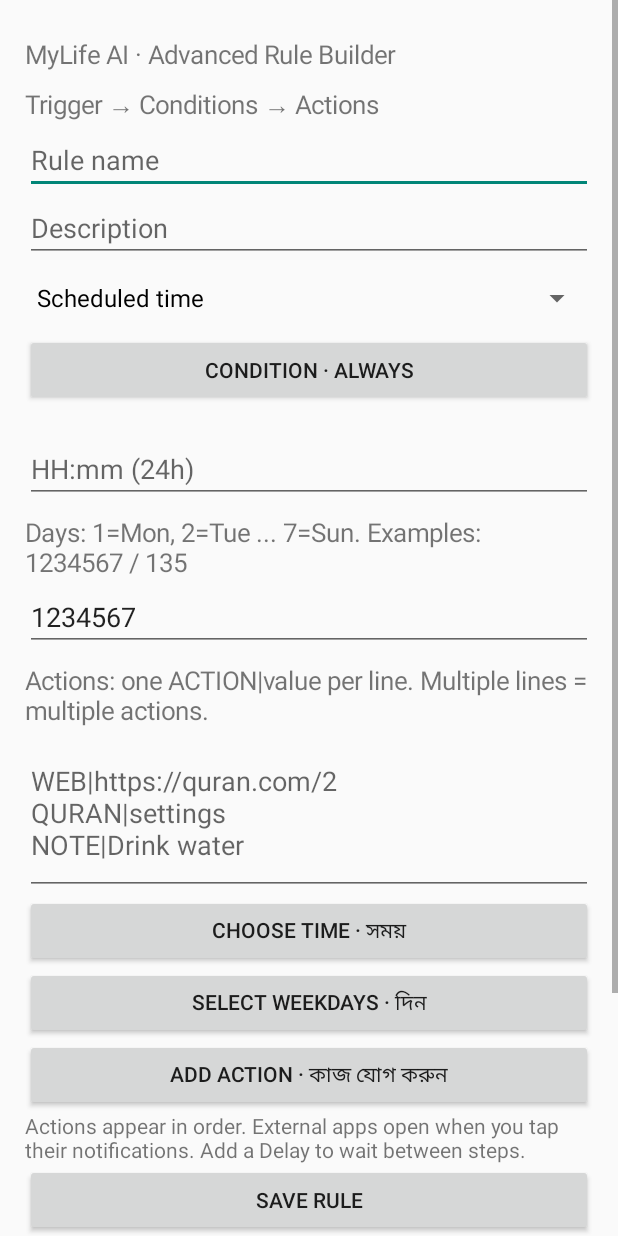
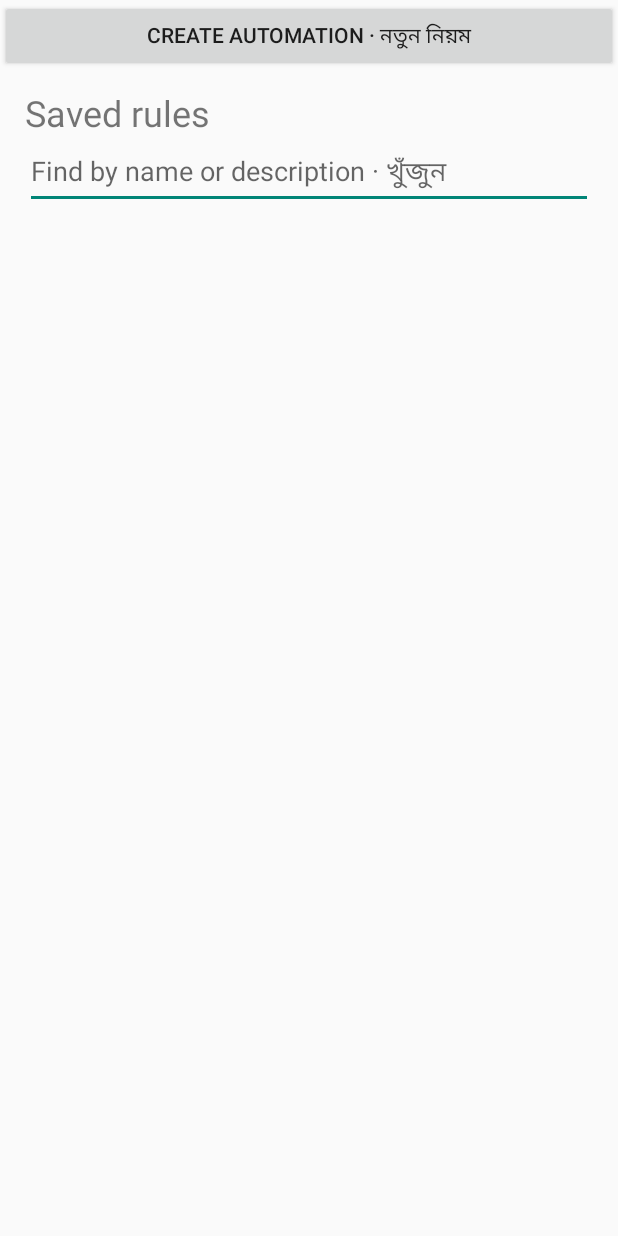
Before and after one commit to csgayeasinarafat-cmd/apk, an Android app: the AdvancedActivity screen opened directly, with no data from a screen before it, on a phone screen of 412 x 824 dp. Run offline under Robolectric (Android 15) with nearby library versions, the phone set to English and light mode, and no system bars; pictures from the network do not load.

Commit message:
Finish visual action ordering and folder-based rule management

```diff
--- a/app/src/main/java/com/mylife/agent/AdvancedActivity.kt
+++ b/app/src/main/java/com/mylife/agent/AdvancedActivity.kt
@@ -11,14 +11,25 @@ import android.widget.*
 class AdvancedActivity:Activity(){private var editing:Int?=null
  override fun onCreate(savedInstanceState:Bundle?){super.onCreate(savedInstanceState);AdvancedRules.seed(this);render()}
  private fun render(){val root=LinearLayout(this).apply{orientation=LinearLayout.VERTICAL;setPadding(25,25,25,25)}
- val scroll=ScrollView(this).apply{addView(root)};setContentView(scroll)
+ val shell=LinearLayout(this).apply{orientation=LinearLayout.VERTICAL}
+ val scroll=ScrollView(this).apply{addView(shell)};setContentView(scroll)
+ val toggle=Button(this);shell.addView(toggle);shell.addView(root)
+ val saved=LinearLayout(this).apply{orientation=LinearLayout.VERTICAL;setPadding(25,16,25,25)};shell.addView(saved)
+ fun showEditor(show:Boolean){
+  root.visibility=if(show)android.view.View.VISIBLE else android.view.View.GONE
+  saved.visibility=if(show)android.view.View.GONE else android.view.View.VISIBLE
+  toggle.text=if(show)"Saved automations · নিয়মের তালিকা" else "Create automation · নতুন নিয়ম"
+  scroll.post{scroll.scrollTo(0,0)}
+ }
+ showEditor(intent.getBooleanExtra("create",false))
  fun label(s:String){root.addView(TextView(this).apply{text=s;textSize=17f;setPadding(0,12,0,4)})}
  label("MyLife AI · Advanced Rule Builder")
  label("Trigger → Conditions → Actions")
  val name=EditText(this).apply{hint="Rule name"};root.addView(name)
  val description=EditText(this).apply{hint="Description"};root.addView(description)
+ val folder=EditText(this).apply{hint="Folder · গ্রুপ";setText("General")};root.addView(folder)
  val events=RuleConditions.events.keys.toList()
- val trigger=Spinner(this).apply{adapter=ArrayAdapter(this@AdvancedActivity,android.R.layout.simple_spinner_dropdown_item,RuleConditions.events.values.toList())};root.addView(trigger)
+ val trigger=Spinner(this).apply{adapter=ArrayAdapter(this@AdvancedActivity,android.R.layout.simple_spinner_dropdown_item,RuleConditions.events.values.map{this@AdvancedActivity.uiLabel(it)})};root.addView(trigger)
  val date=EditText(this).apply{hint="Date, package, device name or lat,lon,radius"};root.addView(date)
  var condition=""
  val cond=Button(this).apply{text="Condition · Always"};root.addView(cond)
@@ -28,8 +39,8 @@ class AdvancedActivity:Activity(){private var editing:Int?=null
   override fun onNothingSelected(parent:android.widget.AdapterView<*>?){}
   override fun onItemSelected(parent:android.widget.AdapterView<*>?,view:android.view.View?,position:Int,id:Long){
    val type=events[position]
-   date.visibility=if(type in setOf("DATE","APP_OPEN","NOTIFICATION","BT_ON","BT_OFF","ARRIVE","DEPART"))android.view.View.VISIBLE else android.view.View.GONE
-   date.hint=when(type){"DATE"->"YYYY-MM-DD";"BT_ON","BT_OFF"->"Bluetooth device name";"ARRIVE","DEPART"->"Latitude, longitude, radius (metres)";else->"Android package name"}
+   date.visibility=if(type in setOf("VOICE","DATE","APP_OPEN","NOTIFICATION","BT_ON","BT_OFF","ARRIVE","DEPART"))android.view.View.VISIBLE else android.view.View.GONE
+   date.hint=when(type){"VOICE"->"Phrase to say";"DATE"->"YYYY-MM-DD";"BT_ON","BT_OFF"->"Bluetooth device name";"ARRIVE","DEPART"->"Latitude, longitude, radius (metres)";else->"Android package name"}
    delivery.text=when(type){"BATTERY","POWER_ON","POWER_OFF","WIFI","NETWORK"->"Observed while MyLife's process is running.";"APP_OPEN"->"Periodic check. Enable usage access in Permissions.";"ARRIVE","DEPART"->"Allow location access in the background.";"NOTIFICATION"->"Enable notification access. Only the package name is matched.";else->""}
   }
  }
@@ -49,7 +60,7 @@ class AdvancedActivity:Activity(){private var editing:Int?=null
  }})
  root.addView(Button(this).apply{text="Add action · কাজ যোগ করুন";setOnClickListener{
   val types=ActionCatalog.labels.keys.toTypedArray()
-  val labels=ActionCatalog.labels.values.toTypedArray()
+  val labels=ActionCatalog.labels.values.map{this@AdvancedActivity.uiLabel(it)}.toTypedArray()
   android.app.AlertDialog.Builder(this@AdvancedActivity).setTitle("Then…").setItems(labels){_,index->
    fun append(value:String){actions.setText(listOf(actions.text.toString().trim(),types[index]+"|"+value).filter{it.isNotEmpty()}.joinToString("\n"))}
    if(types[index] in setOf("WIFI","BLUETOOTH","QURAN","ALARM","PAUSE","STOP"))append("settings") else {
@@ -58,35 +69,66 @@ class AdvancedActivity:Activity(){private var editing:Int?=null
    }
   }.show()
  }})
+ val ordered=LinearLayout(this).apply{orientation=LinearLayout.VERTICAL};root.addView(ordered)
+ actions.visibility=android.view.View.GONE
+ fun redraw(){
+  ordered.removeAllViews()
+  val lines=actions.text.lines().filter{it.isNotBlank()}
+  lines.forEachIndexed{index,line->
+   val step=ActionCatalog.parse(line).first()
+   val title=uiLabel(ActionCatalog.labels[step.type]?:step.type)
+   ordered.addView(Button(this).apply{text="${index+1}. $title · ${step.value}";isAllCaps=false;setOnClickListener{
+    val choices=arrayOf("Edit","Move up ↑","Move down ↓","Delete")
+    AlertDialog.Builder(this@AdvancedActivity).setTitle(title).setItems(choices.map{this@AdvancedActivity.uiLabel(it)}.toTypedArray()){_,choice->
+     val next=lines.toMutableList()
+     if(choice==0){
+      val input=EditText(this@AdvancedActivity).apply{setText(step.value)}
+      AlertDialog.Builder(this@AdvancedActivity).setView(input).setPositiveButton("OK"){_,_->
+       next[index]=step.type+"|"+input.text.toString().trim();actions.setText(next.joinToString("\n"))
+      }.setNegativeButton(android.R.string.cancel,null).show()
+     }else{
+      when(choice){1->if(index>0)java.util.Collections.swap(next,index,index-1);2->if(index+1<next.size)java.util.Collections.swap(next,index,index+1);3->next.removeAt(index)}
+      actions.setText(next.joinToString("\n"))
+     }
+    }.show()
+   }})
+  }
+ }
+ actions.addTextChangedListener(object:android.text.TextWatcher{
+  override fun beforeTextChanged(s:CharSequence?,start:Int,count:Int,after:Int){}
+  override fun onTextChanged(s:CharSequence?,start:Int,before:Int,count:Int){redraw()}
+  override fun afterTextChanged(s:android.text.Editable?){}
+ })
  val info=TextView(this).apply{text="Actions appear in order. External apps open when you tap their notifications. Add a Delay to wait between steps."};root.addView(info)
  val search=EditText(this).apply{hint="Find by name or description · খুঁজুন"}
  val list=LinearLayout(this).apply{orientation=LinearLayout.VERTICAL}
- fun clear(){editing=null;description.text.clear();trigger.setSelection(0);date.text.clear();condition="";cond.text="Condition · Always";name.text.clear();time.text.clear();days.setText("1234567");actions.text.clear()}
- fun refresh(){list.removeAllViews();AdvancedRules.load(this).filter{it.name.contains(search.text,true)||it.description.contains(search.text,true)}.sortedBy{it.name.lowercase()}.forEach{r->
-  list.addView(TextView(this).apply{text="#${r.id} ${r.name} · %02d:%02d · days ${r.days} · ${if(r.enabled)"ON" else "OFF"}".format(r.hour,r.minute);textSize=16f;setPadding(0,15,0,5)})
-  fun button(t:String,cb:()->Unit){list.addView(Button(this).apply{text=t;setOnClickListener{cb()}})}
+ fun clear(){editing=null;description.text.clear();folder.setText("General");trigger.setSelection(0);date.text.clear();condition="";cond.text="Condition · Always";name.text.clear();time.text.clear();days.setText("1234567");actions.text.clear()}
+ toggle.setOnClickListener{if(root.visibility!=android.view.View.VISIBLE)clear();showEditor(root.visibility!=android.view.View.VISIBLE)}
+ fun refresh(){list.removeAllViews();AdvancedRules.load(this).filter{it.name.contains(search.text,true)||it.description.contains(search.text,true)||it.folder.contains(search.text,true)}.sortedWith(compareBy({it.folder.lowercase()},{it.name.lowercase()})).forEach{r->
+  list.addView(TextView(this).apply{text="${r.folder} · #${r.id} ${r.name} · %02d:%02d · days ${r.days} · ${if(r.enabled)"ON" else "OFF"}".format(r.hour,r.minute);textSize=16f;setPadding(0,15,0,5)})
+  fun button(t:String,cb:()->Unit){list.addView(Button(this).apply{text=this@AdvancedActivity.uiLabel(t);setOnClickListener{cb()}})}
   button("Duplicate · কপি") {
    val rules=AdvancedRules.load(this)
    val used=rules.map{it.id}.toSet()
    AdvancedRules.save(this,rules+r.copy(id=(1..Int.MAX_VALUE).first{it !in used},name=r.name+" (copy)",enabled=false))
    refresh()
   }
-  button("Edit") {editing=r.id;description.setText(r.description);trigger.setSelection(events.indexOf(r.event).coerceAtLeast(0));date.setText(r.date);condition=r.condition;cond.text="Condition · "+RuleConditions.describe(condition);name.setText(r.name);time.setText("%02d:%02d".format(r.hour,r.minute));days.setText(r.days);actions.setText(r.actions)}
+  button("Edit") {showEditor(true);editing=r.id;folder.setText(r.folder);description.setText(r.description);trigger.setSelection(events.indexOf(r.event).coerceAtLeast(0));date.setText(r.date);condition=r.condition;cond.text="Condition · "+RuleConditions.describe(condition);name.setText(r.name);time.setText("%02d:%02d".format(r.hour,r.minute));days.setText(r.days);actions.setText(r.actions)}
   button(if(r.enabled)"Disable" else "Enable") {AdvancedRules.save(this,AdvancedRules.load(this).map{if(it.id==r.id)it.copy(enabled=!it.enabled)else it});refresh()}
   button("Run now (notifications)"){AdvancedRules.execute(this,r)}
   button("Delete") {AdvancedRules.remove(this,r.id);if(editing==r.id)clear();refresh()}
  }}
  root.addView(Button(this).apply{text="Save rule";setOnClickListener{
-  val event=events[trigger.selectedItemPosition];val day=date.text.toString().trim();if(event in setOf("ARRIVE","DEPART") && runCatching{OptionalEvents.area(day)}.isFailure){Toast.makeText(this@AdvancedActivity,"Enter latitude,longitude,radius in metres",0).show();return@setOnClickListener};if(event in setOf("BT_ON","BT_OFF","APP_OPEN","NOTIFICATION") && day.isBlank()){Toast.makeText(this@AdvancedActivity,"Enter package or device name",0).show();return@setOnClickListener};if(event=="DATE" && runCatching{java.time.LocalDate.parse(day)}.isFailure){Toast.makeText(this@AdvancedActivity,"Enter YYYY-MM-DD",Toast.LENGTH_SHORT).show();return@setOnClickListener};val parts=(if(event in setOf("TIME","DATE"))time.text.toString().trim() else "00:00").split(":");val h=parts.getOrNull(0)?.toIntOrNull();val m=parts.getOrNull(1)?.toIntOrNull();val d=days.text.toString()
+  val event=events[trigger.selectedItemPosition];val day=date.text.toString().trim();if(event in setOf("ARRIVE","DEPART") && runCatching{OptionalEvents.area(day)}.isFailure){Toast.makeText(this@AdvancedActivity,"Enter latitude,longitude,radius in metres",0).show();return@setOnClickListener};if(event in setOf("VOICE","BT_ON","BT_OFF","APP_OPEN","NOTIFICATION") && day.isBlank()){Toast.makeText(this@AdvancedActivity,"Enter package or device name",0).show();return@setOnClickListener};if(event=="DATE" && runCatching{java.time.LocalDate.parse(day)}.isFailure){Toast.makeText(this@AdvancedActivity,"Enter YYYY-MM-DD",Toast.LENGTH_SHORT).show();return@setOnClickListener};val parts=(if(event in setOf("TIME","DATE"))time.text.toString().trim() else "00:00").split(":");val h=parts.getOrNull(0)?.toIntOrNull();val m=parts.getOrNull(1)?.toIntOrNull();val d=days.text.toString()
   if(name.text.isBlank()||parts.size!=2||h==null||m==null||h !in 0..23||m !in 0..59||d.isEmpty()||d.any{it !in '1'..'7'}||!RuleConditions.valid(condition)||!AdvancedRules.validActions(actions.text.toString())){
    Toast.makeText(this@AdvancedActivity,"Check name, time, days and ACTION|value syntax",Toast.LENGTH_LONG).show();return@setOnClickListener}
   val existing=AdvancedRules.load(this@AdvancedActivity)
   val previous=existing.find{it.id==editing}
   val usedIds=existing.map{it.id}.toSet()
   val id=previous?.id?:(1..Int.MAX_VALUE).first{it !in usedIds}
-  val r=AdvancedRule(id,name.text.toString().trim(),h,m,d,actions.text.toString().trim(),previous?.enabled?:true,event,day,condition,description.text.toString())
+  val r=AdvancedRule(id,name.text.toString().trim(),h,m,d,actions.text.toString().trim(),previous?.enabled?:true,event,day,condition,description.text.toString(),folder.text.toString().trim().ifBlank{"General"})
   AdvancedRules.save(this@AdvancedActivity,existing.filterNot{it.id==id}+r)
-  clear();refresh();Toast.makeText(this@AdvancedActivity,"Rule saved",Toast.LENGTH_SHORT).show()
+  clear();refresh();showEditor(false);Toast.makeText(this@AdvancedActivity,"Rule saved",Toast.LENGTH_SHORT).show()
  }})
  root.addView(Button(this).apply{text="Open exact alarm permission settings (Android 12+)";setOnClickListener{
   if(android.os.Build.VERSION.SDK_INT>=31)try{startActivity(Intent(android.provider.Settings.ACTION_REQUEST_SCHEDULE_EXACT_ALARM).setData(android.net.Uri.parse("package:$packageName")))}catch(_:Exception){}
@@ -95,11 +137,11 @@ class AdvancedActivity:Activity(){private var editing:Int?=null
   val entries=AdvancedRules.history(this@AdvancedActivity)
   android.app.AlertDialog.Builder(this@AdvancedActivity).setTitle("Recent activity").setMessage(entries.joinToString("\n\n").ifEmpty{"No executions yet"}).setPositiveButton("OK",null).show()
  }})
- label("Saved rules");root.addView(search)
+ saved.addView(TextView(this).apply{text=this@AdvancedActivity.uiLabel("Saved rules");textSize=24f});saved.addView(search)
  search.addTextChangedListener(object:android.text.TextWatcher{
   override fun beforeTextChanged(s:CharSequence?,start:Int,count:Int,after:Int){}
   override fun onTextChanged(s:CharSequence?,start:Int,before:Int,count:Int){refresh()}
   override fun afterTextChanged(s:android.text.Editable?){}
- });root.addView(list);refresh()
+ });saved.addView(list);refresh()
  }
 }
```
